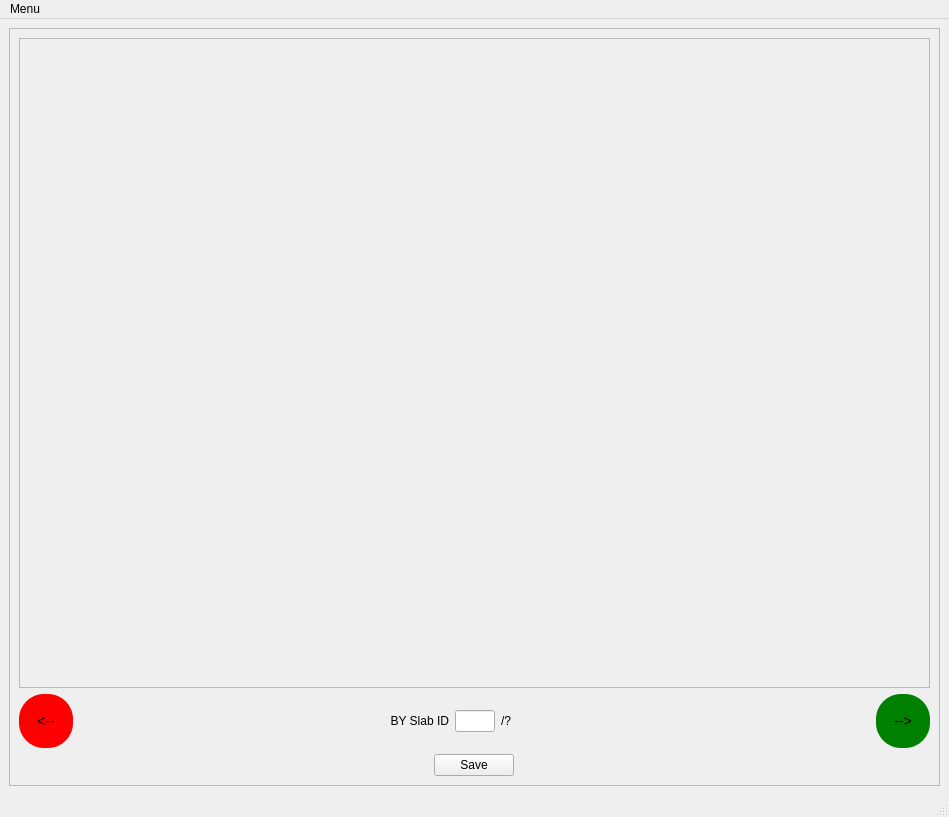
jadenl99/JPCP_slab_classification, file resources/mainapp.ui: the form before one commit.
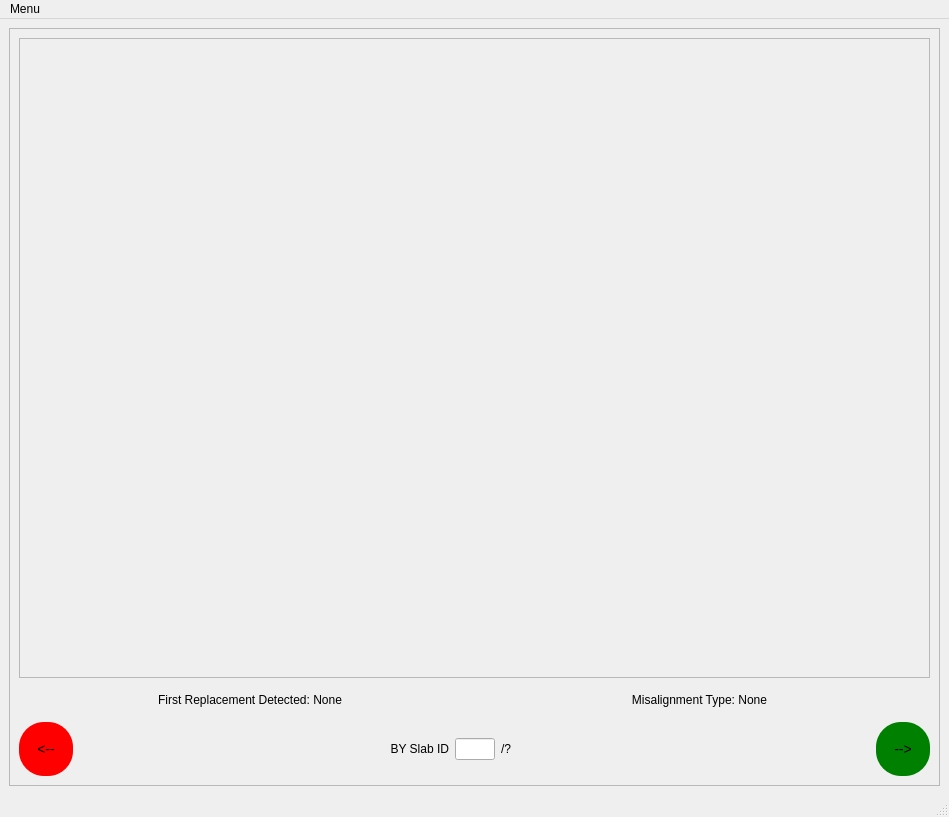
The form after the commit.

```diff
--- a/resources/mainapp.ui
+++ b/resources/mainapp.ui
@@ -41,7 +41,7 @@
              <x>0</x>
              <y>0</y>
              <width>901</width>
-             <height>618</height>
+             <height>610</height>
             </rect>
            </property>
            <property name="sizePolicy">
@@ -53,6 +53,38 @@
           </widget>
          </widget>
         </item>
+        <item>
+         <widget class="QWidget" name="widget" native="true">
+          <layout class="QHBoxLayout" name="horizontalLayout">
+           <item>
+            <widget class="QLabel" name="replaced_yr_lbl">
+             <property name="sizePolicy">
+              <sizepolicy hsizetype="Preferred" vsizetype="Preferred">
+               <horstretch>0</horstretch>
+               <verstretch>0</verstretch>
+              </sizepolicy>
+             </property>
+             <property name="text">
+              <string>First Replacement Detected: None</string>
+             </property>
+             <property name="alignment">
+              <set>Qt::AlignCenter</set>
+             </property>
+            </widget>
+           </item>
+           <item>
+            <widget class="QLabel" name="align_lbl">
+             <property name="text">
+              <string>Misalignment Type: None</string>
+             </property>
+             <property name="alignment">
+              <set>Qt::AlignCenter</set>
+             </property>
+            </widget>
+           </item>
+          </layout>
+         </widget>
+        </item>
         <item>
          <layout class="QHBoxLayout" name="control_layout">
           <property name="sizeConstraint">
@@ -180,37 +212,8 @@
             <property name="text">
              <string>--&gt;</string>
             </property>
-           </widget>
-          </item>
-         </layout>
-        </item>
-        <item>
-         <layout class="QVBoxLayout" name="save_layout">
-          <property name="sizeConstraint">
-           <enum>QLayout::SetDefaultConstraint</enum>
-          </property>
-          <item alignment="Qt::AlignHCenter">
-           <widget class="QPushButton" name="save_btn">
-            <property name="minimumSize">
-             <size>
-              <width>0</width>
-              <height>0</height>
-             </size>
-            </property>
-            <property name="maximumSize">
-             <size>
-              <width>100</width>
-              <height>16777215</height>
-             </size>
-            </property>
-            <property name="layoutDirection">
-             <enum>Qt::LeftToRight</enum>
-            </property>
-            <property name="text">
-             <string>Save</string>
-            </property>
-            <property name="flat">
-             <bool>false</bool>
+            <property name="shortcut">
+             <string>Alt+Right</string>
             </property>
            </widget>
           </item>
```
Left out of the diff: 3 changed lines with no effect on the pictures.
